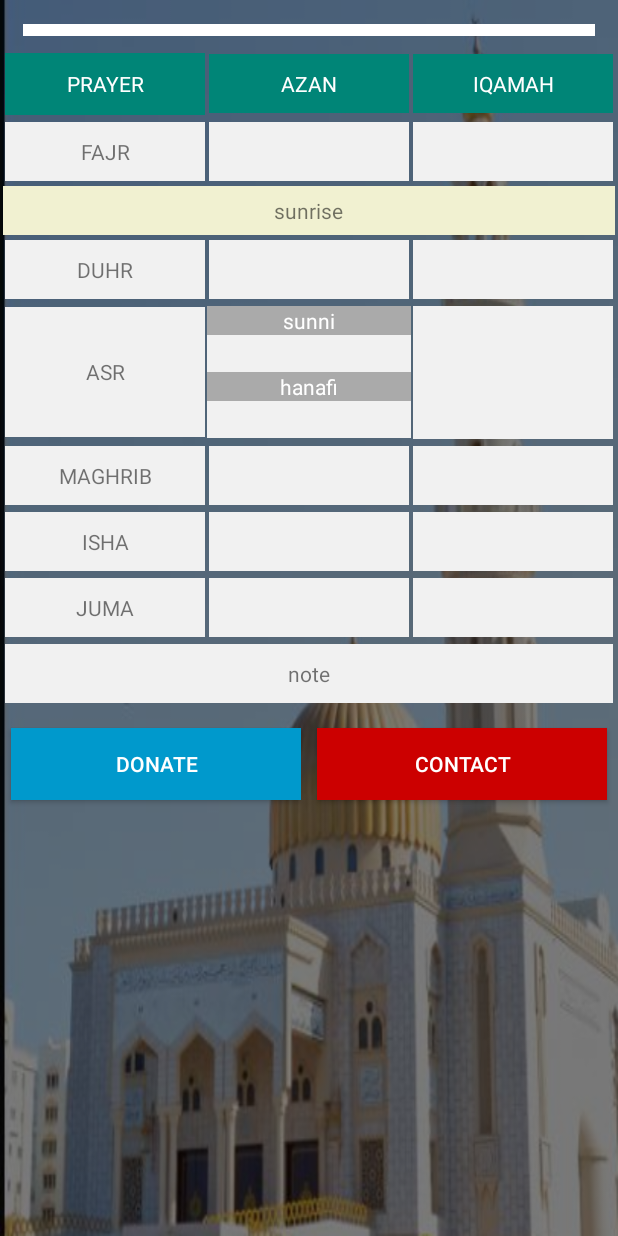
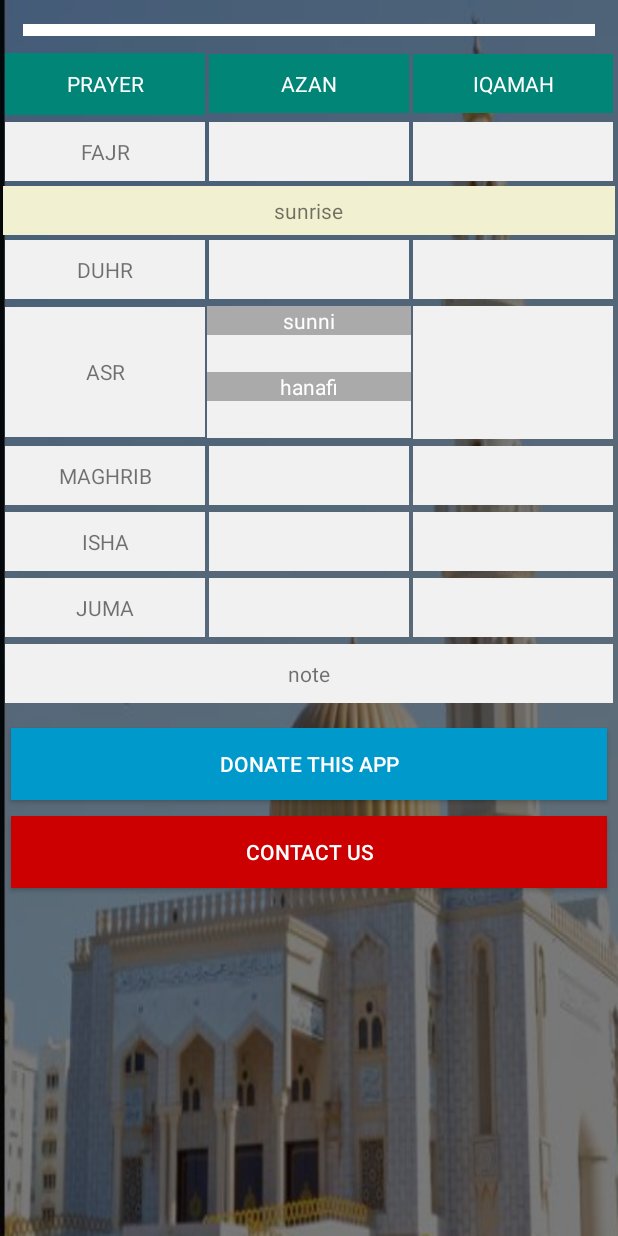
Before and after one commit to asifsabirshuvo/mosque-app, an Android app: the layout activity_main.xml on its own in the app's theme, with its tools: preview values and no code run, on a phone screen of 412 x 824 dp. Run offline under Robolectric (Android 15) with nearby library versions, the phone set to English and light mode, and no system bars.

Commit message:
layuot fixed

```diff
--- a/app/src/main/res/layout/activity_main.xml
+++ b/app/src/main/res/layout/activity_main.xml
@@ -443,7 +443,7 @@
             android:layout_marginTop="10dp"
             android:weightSum="2"
             android:layout_marginRight="2dp"
-            android:orientation="horizontal">
+            android:orientation="vertical">
 
             <Button
                 android:id="@+id/donate"
@@ -455,7 +455,7 @@
                 android:background="@android:color/holo_blue_dark"
                 android:gravity="center"
                 android:padding="10dp"
-                android:text="DONATE" />
+                android:text="DONATE THIS APP" />
             <Button
                 android:id="@+id/contact"
                 android:layout_width="match_parent"
@@ -466,7 +466,7 @@
                 android:background="@android:color/holo_red_dark"
                 android:gravity="center"
                 android:padding="10dp"
-                android:text="CONTACT" />
+                android:text="CONTACT US" />
 
         </LinearLayout>
 
```
